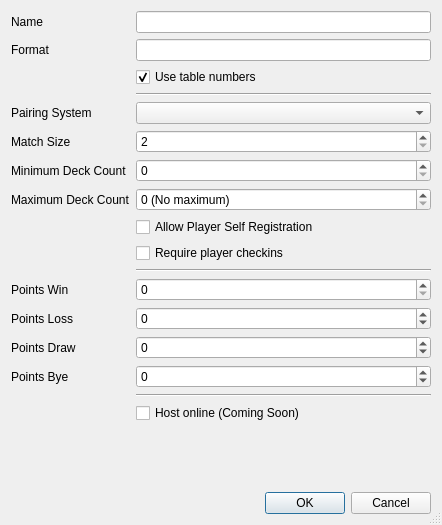
SquireTournamentServices/SquireDesktop, file src/ui/menubar/file/createtournamentdialogue.ui: the form before one commit.
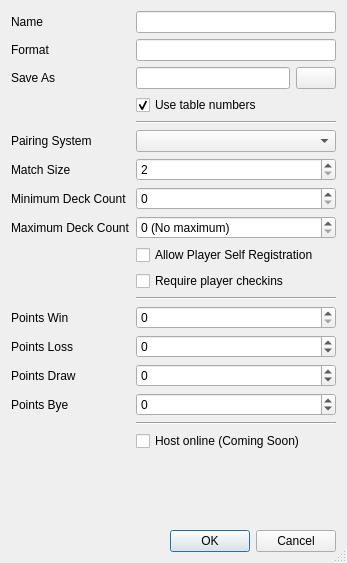
The form after the commit. Icons and pictures are not drawn.

Commit message: feat: new tournament dialogue ui

Patch:
```diff
--- a/src/ui/menubar/file/createtournamentdialogue.ui
+++ b/src/ui/menubar/file/createtournamentdialogue.ui
@@ -6,8 +6,8 @@
    <rect>
     <x>0</x>
     <y>0</y>
-    <width>442</width>
-    <height>525</height>
+    <width>347</width>
+    <height>563</height>
    </rect>
   </property>
   <property name="windowTitle">
@@ -40,7 +40,7 @@
    <item row="1" column="1">
     <widget class="QLineEdit" name="formatEdit"/>
    </item>
-   <item row="2" column="1">
+   <item row="4" column="1">
     <widget class="QCheckBox" name="useTableNumbers">
      <property name="text">
       <string>Use table numbers</string>
@@ -50,128 +50,128 @@
      </property>
     </widget>
    </item>
-   <item row="3" column="1">
+   <item row="5" column="1">
     <widget class="Line" name="line_2">
      <property name="orientation">
       <enum>Qt::Horizontal</enum>
      </property>
     </widget>
    </item>
-   <item row="4" column="0">
+   <item row="6" column="0">
     <widget class="QLabel" name="label_10">
      <property name="text">
       <string>Pairing System</string>
      </property>
     </widget>
    </item>
-   <item row="4" column="1">
+   <item row="6" column="1">
     <widget class="QComboBox" name="pairingSystem"/>
    </item>
-   <item row="5" column="0">
+   <item row="7" column="0">
     <widget class="QLabel" name="label_3">
      <property name="text">
       <string>Match Size</string>
      </property>
     </widget>
    </item>
-   <item row="5" column="1">
+   <item row="7" column="1">
     <widget class="QSpinBox" name="matchSize">
      <property name="minimum">
       <number>2</number>
      </property>
     </widget>
    </item>
-   <item row="6" column="0">
+   <item row="8" column="0">
     <widget class="QLabel" name="label_4">
      <property name="text">
       <string>Minimum Deck Count</string>
      </property>
     </widget>
    </item>
-   <item row="6" column="1">
+   <item row="8" column="1">
     <widget class="QSpinBox" name="minDeckCount"/>
    </item>
-   <item row="7" column="0">
+   <item row="9" column="0">
     <widget class="QLabel" name="label_5">
      <property name="text">
       <string>Maximum Deck Count</string>
      </property>
     </widget>
    </item>
-   <item row="7" column="1">
+   <item row="9" column="1">
     <widget class="QSpinBox" name="maxDeckCount">
      <property name="specialValueText">
       <string>0 (No maximum)</string>
      </property>
     </widget>
    </item>
-   <item row="10" column="1">
+   <item row="12" column="1">
     <widget class="Line" name="line">
      <property name="orientation">
       <enum>Qt::Horizontal</enum>
      </property>
     </widget>
    </item>
-   <item row="11" column="0">
+   <item row="13" column="0">
     <widget class="QLabel" name="label_6">
      <property name="text">
       <string>Points Win</string>
      </property>
     </widget>
    </item>
-   <item row="11" column="1">
+   <item row="13" column="1">
     <widget class="QSpinBox" name="pointsWin"/>
    </item>
-   <item row="12" column="0">
+   <item row="14" column="0">
     <widget class="QLabel" name="label_7">
      <property name="text">
       <string>Points Loss</string>
      </property>
     </widget>
    </item>
-   <item row="12" column="1">
+   <item row="14" column="1">
     <widget class="QSpinBox" name="pointsLoss">
      <property name="minimum">
       <number>-99</number>
      </property>
     </widget>
    </item>
-   <item row="13" column="0">
+   <item row="15" column="0">
     <widget class="QLabel" name="label_8">
      <property name="text">
       <string>Points Draw</string>
      </property>
     </widget>
    </item>
-   <item row="13" column="1">
+   <item row="15" column="1">
     <widget class="QSpinBox" name="pointsDraw">
      <property name="minimum">
       <number>-99</number>
      </property>
     </widget>
    </item>
-   <item row="14" column="0">
+   <item row="16" column="0">
     <widget class="QLabel" name="label_9">
      <property name="text">
       <string>Points Bye</string>
      </property>
     </widget>
    </item>
-   <item row="14" column="1">
+   <item row="16" column="1">
     <widget class="QSpinBox" name="pointsBye">
      <property name="minimum">
       <number>-99</number>
      </property>
     </widget>
    </item>
-   <item row="15" column="1">
-    <widget class="Line" name="line_3">
-     <property name="orientation">
-      <enum>Qt::Horizontal</enum>
-     </property>
-    </widget>
-   </item>
    <item row="17" column="1">
+    <widget class="Line" name="line_3">
+     <property name="orientation">
+      <enum>Qt::Horizontal</enum>
+     </property>
+    </widget>
+   </item>
+   <item row="19" column="1">
     <spacer name="verticalSpacer">
      <property name="orientation">
       <enum>Qt::Vertical</enum>
@@ -184,7 +184,7 @@
      </property>
     </spacer>
    </item>
-   <item row="18" column="1">
+   <item row="20" column="1">
     <widget class="QDialogButtonBox" name="buttonBox">
      <property name="orientation">
       <enum>Qt::Horizontal</enum>
@@ -194,21 +194,21 @@
      </property>
     </widget>
    </item>
-   <item row="8" column="1">
+   <item row="10" column="1">
     <widget class="QCheckBox" name="allowPlayerRegistration">
      <property name="text">
       <string>Allow Player Self Registration</string>
      </property>
     </widget>
    </item>
-   <item row="9" column="1">
+   <item row="11" column="1">
     <widget class="QCheckBox" name="requirePlayerCheckins">
      <property name="text">
       <string>Require player checkins</string>
      </property>
     </widget>
    </item>
-   <item row="16" column="1">
+   <item row="18" column="1">
     <widget class="QCheckBox" name="hostOnline">
      <property name="text">
       <string>Host online (Coming Soon)</string>
@@ -218,6 +218,30 @@
      </property>
     </widget>
    </item>
+   <item row="2" column="1">
+    <layout class="QHBoxLayout" name="horizontalLayout">
+     <item>
+      <widget class="QLineEdit" name="saveLocation"/>
+     </item>
+     <item>
+      <widget class="QPushButton" name="saveLocationButton">
+       <property name="text">
+        <string/>
+       </property>
+       <property name="icon">
+        <iconset theme="document-open"/>
+       </property>
+      </widget>
+     </item>
+    </layout>
+   </item>
+   <item row="2" column="0">
+    <widget class="QLabel" name="label_11">
+     <property name="text">
+      <string>Save As</string>
+     </property>
+    </widget>
+   </item>
   </layout>
  </widget>
  <resources/>
```
Left out of the diff: 8 changed lines with no effect on the pictures. The commit also changes 6 other files.
